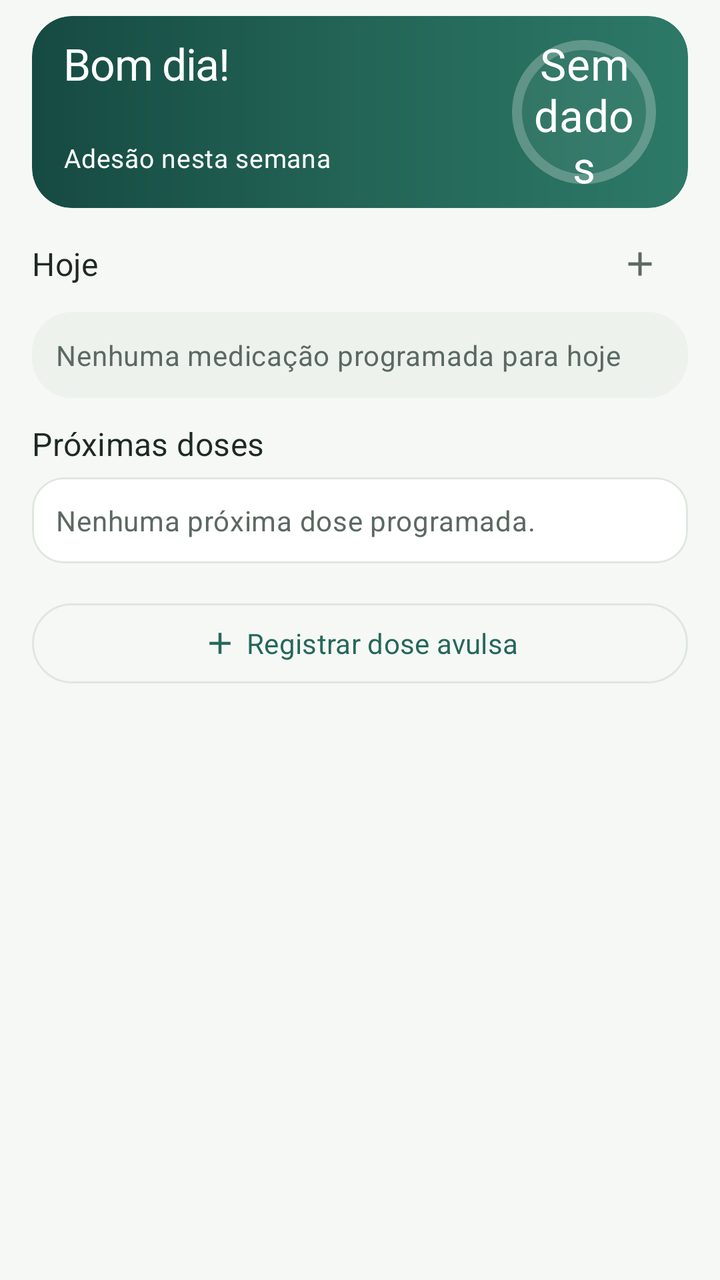
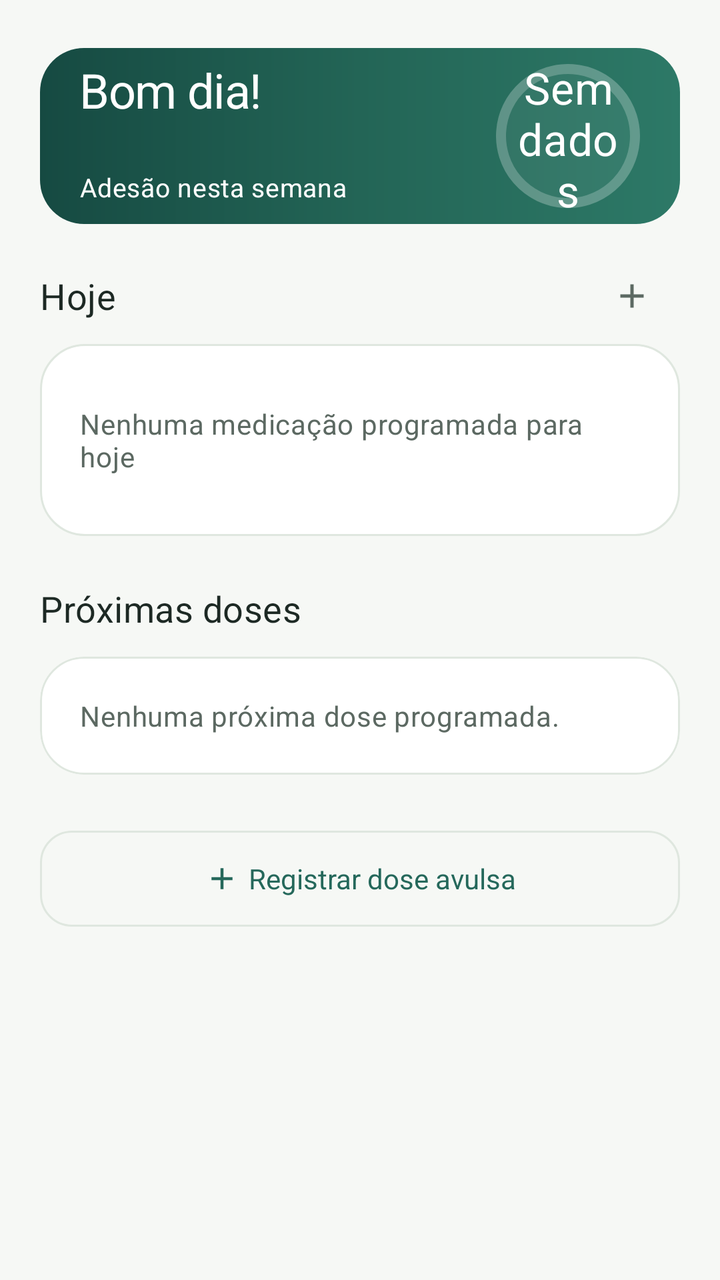

Compare the two renders of this Android layout. The source of the first and the diff that turns it into the second are given below.
<!-- AndroidManifest.xml: application theme Theme.DoseCerta -->
<!-- res/layout/fragment_home.xml -->
<?xml version="1.0" encoding="utf-8"?>
<androidx.core.widget.NestedScrollView xmlns:android="http://schemas.android.com/apk/res/android" xmlns:app="http://schemas.android.com/apk/res-auto"
    android:id="@+id/home_scroll" android:layout_width="match_parent" android:layout_height="match_parent"
    android:background="?android:attr/colorBackground" android:fillViewport="true" android:clipToPadding="false">
    <LinearLayout android:layout_width="match_parent" android:layout_height="wrap_content" android:orientation="vertical"
        android:paddingHorizontal="@dimen/ui_page_padding" android:paddingTop="8dp" android:paddingBottom="16dp">
        <com.google.android.material.card.MaterialCardView android:id="@+id/card_weekly_adherence"
            android:layout_width="match_parent" android:layout_height="wrap_content"
            app:cardCornerRadius="20dp" app:strokeWidth="0dp" app:cardElevation="0dp">
            <androidx.constraintlayout.widget.ConstraintLayout android:id="@+id/hero_content" android:layout_width="match_parent" android:layout_height="wrap_content"
                android:paddingHorizontal="16dp" android:paddingVertical="12dp" android:background="@drawable/gradient_welcome_card">
                <TextView android:id="@+id/text_greeting" android:layout_width="0dp" android:layout_height="wrap_content" android:layout_marginEnd="16dp"
                    android:text="@string/home_greeting_morning" android:textAppearance="@style/TextAppearance.DoseCerta.Headline"
                    android:textSize="22sp" android:textColor="@color/ui_on_hero" android:includeFontPadding="false" android:accessibilityHeading="true"
                    app:layout_constraintStart_toStartOf="parent" app:layout_constraintEnd_toStartOf="@id/adherence_graph" app:layout_constraintTop_toTopOf="parent" />
                <TextView android:id="@+id/text_date" android:layout_width="0dp" android:layout_height="wrap_content" android:layout_marginTop="3dp" android:layout_marginEnd="16dp"
                    android:textAppearance="@style/TextAppearance.DoseCerta.Body" android:textSize="13sp" android:textColor="@color/ui_on_hero_secondary" android:includeFontPadding="false"
                    app:layout_constraintStart_toStartOf="parent" app:layout_constraintEnd_toStartOf="@id/adherence_graph" app:layout_constraintTop_toBottomOf="@id/text_greeting" />
                <TextView android:id="@+id/text_week_adherence" android:layout_width="0dp" android:layout_height="wrap_content" android:layout_marginTop="8dp" android:layout_marginEnd="16dp"
                    android:text="@string/ui_week_adherence" android:textAppearance="@style/TextAppearance.DoseCerta.Body" android:textSize="13sp"
                    android:textColor="@color/ui_on_hero" android:includeFontPadding="false"
                    app:layout_constraintStart_toStartOf="parent" app:layout_constraintEnd_toStartOf="@id/adherence_graph" app:layout_constraintTop_toBottomOf="@id/text_date" />
                <FrameLayout android:id="@+id/adherence_graph" android:layout_width="72dp" android:layout_height="72dp"
                    android:importantForAccessibility="yes" android:background="@drawable/home_adherence_halo"
                    app:layout_constraintEnd_toEndOf="parent" app:layout_constraintTop_toTopOf="parent" app:layout_constraintBottom_toBottomOf="parent">
                    <com.google.android.material.progressindicator.CircularProgressIndicator android:id="@+id/progress_adherence"
                        android:layout_width="match_parent" android:layout_height="match_parent" android:indeterminate="false"
                        android:importantForAccessibility="no" app:indicatorSize="72dp" app:indicatorInset="0dp"
                        app:trackThickness="5dp" app:trackCornerRadius="3dp"
                        app:indicatorColor="@color/ui_hero_indicator" app:trackColor="@color/ui_hero_track" />
                    <TextView android:id="@+id/text_adherence_percentage_card" android:layout_width="match_parent" android:layout_height="wrap_content"
                        android:layout_gravity="center" android:layout_marginHorizontal="8dp" android:gravity="center" android:includeFontPadding="false"
                        android:text="@string/ui_no_data" android:textAppearance="@style/TextAppearance.DoseCerta.Title" android:textSize="22sp"
                        android:textColor="@color/ui_on_hero" android:importantForAccessibility="no" />
                </FrameLayout>
            </androidx.constraintlayout.widget.ConstraintLayout>
        </com.google.android.material.card.MaterialCardView>
        <LinearLayout android:layout_width="match_parent" android:layout_height="wrap_content" android:layout_marginTop="4dp"
            android:orientation="horizontal" android:gravity="center_vertical">
            <TextView android:id="@+id/text_medications_header" android:layout_width="0dp" android:layout_weight="1" android:layout_height="wrap_content"
                android:text="@string/design_today_doses" android:textAppearance="@style/TextAppearance.DoseCerta.Title" android:accessibilityHeading="true" />
            <com.google.android.material.button.MaterialButton android:id="@+id/button_add_medication" style="@style/Widget.DoseCerta.IconButton"
                android:layout_width="48dp" android:layout_height="48dp" app:icon="@drawable/ic_add" android:contentDescription="@string/cd_add_medication" />
        </LinearLayout>
        <androidx.recyclerview.widget.RecyclerView android:id="@+id/recycler_medications" android:layout_width="match_parent" android:layout_height="wrap_content" android:nestedScrollingEnabled="false" />
        <TextView android:id="@+id/text_no_medications" android:layout_width="match_parent" android:layout_height="wrap_content"
            android:background="@drawable/ui_empty_container" android:padding="12dp"
            android:text="@string/home_no_medications" android:textAppearance="@style/TextAppearance.DoseCerta.Body" />
        <TextView android:layout_width="match_parent" android:layout_height="wrap_content" android:layout_marginTop="12dp" android:layout_marginBottom="6dp"
            android:text="@string/ui_next_dates" android:textAppearance="@style/TextAppearance.DoseCerta.Title" android:accessibilityHeading="true" />
        <com.google.android.material.card.MaterialCardView android:layout_width="match_parent" android:layout_height="wrap_content">
            <LinearLayout android:layout_width="match_parent" android:layout_height="wrap_content" android:orientation="vertical">
                <TextView android:id="@+id/text_upcoming" android:layout_width="match_parent" android:layout_height="wrap_content" android:padding="12dp"
                    android:text="@string/ui_upcoming_empty" android:textAppearance="@style/TextAppearance.DoseCerta.Body" />
                <androidx.recyclerview.widget.RecyclerView android:id="@+id/recycler_upcoming" android:layout_width="match_parent" android:layout_height="wrap_content" android:nestedScrollingEnabled="false" />
            </LinearLayout>
        </com.google.android.material.card.MaterialCardView>
        <LinearLayout android:id="@+id/section_as_needed" android:layout_width="match_parent" android:layout_height="wrap_content" android:orientation="vertical" android:visibility="gone">
            <TextView android:layout_width="match_parent" android:layout_height="wrap_content" android:layout_marginTop="12dp" android:layout_marginBottom="6dp"
                android:text="@string/home_as_needed_title" android:textAppearance="@style/TextAppearance.DoseCerta.Title" android:accessibilityHeading="true" />
            <androidx.recyclerview.widget.RecyclerView android:id="@+id/recycler_as_needed" android:layout_width="match_parent" android:layout_height="wrap_content" android:nestedScrollingEnabled="false" />
        </LinearLayout>
        <com.google.android.material.button.MaterialButton android:id="@+id/button_register_extra_dose" style="@style/Widget.DoseCerta.Button.Outlined"
            android:layout_width="match_parent" android:layout_height="wrap_content" android:layout_marginTop="16dp"
            android:text="@string/design_register_extra" app:icon="@drawable/ic_add" app:iconGravity="textStart" />
    </LinearLayout>
</androidx.core.widget.NestedScrollView>
<!-- resources referenced by this layout -->
<resources>
  <dimen name="ui_page_padding">16dp</dimen>
  <!-- drawable ui_empty_container (drawable) -->
  <?xml version="1.0" encoding="utf-8"?>
  <shape xmlns:android="http://schemas.android.com/apk/res/android"><solid android:color="?attr/colorSurfaceContainer" /><corners android:radius="20dp" /></shape>
  <style name="TextAppearance.DoseCerta.Body" parent="TextAppearance.Material3.BodyMedium">
          <item name="android:textColor">?attr/colorOnSurfaceVariant</item>
      </style>
  <style name="TextAppearance.DoseCerta.Headline" parent="TextAppearance.Material3.HeadlineMedium">
          <item name="android:textSize">24sp</item>
          <item name="android:textColor">?attr/colorOnSurface</item>
          <item name="android:fontFamily">sans-serif-medium</item>
          <item name="android:letterSpacing">-0.02</item>
      </style>
  <style name="TextAppearance.DoseCerta.Title" parent="TextAppearance.Material3.TitleMedium">
          <item name="android:textColor">?attr/colorOnSurface</item>
          <item name="android:fontFamily">sans-serif-medium</item>
      </style>
  <style name="Widget.DoseCerta.Button.Outlined" parent="Widget.Material3.Button.OutlinedButton">
          <item name="android:minHeight">48dp</item>
          <item name="cornerRadius">24dp</item>
          <item name="strokeColor">?attr/colorOutlineVariant</item>
      </style>
  <style name="Widget.DoseCerta.Button" parent="Widget.Material3.Button">
          <item name="android:minHeight">48dp</item>
          <item name="android:textAllCaps">false</item>
          <item name="cornerRadius">24dp</item>
      </style>
  <style name="Widget.DoseCerta.CardView" parent="Widget.Material3.CardView.Outlined">
          <item name="cardBackgroundColor">?attr/colorSurface</item>
          <item name="cardCornerRadius">16dp</item>
          <item name="cardElevation">0dp</item>
          <item name="strokeColor">?attr/colorOutlineVariant</item>
          <item name="strokeWidth">1dp</item>
      </style>
  <style name="Widget.DoseCerta.TextInput" parent="Widget.Material3.TextInputLayout.OutlinedBox">
          <item name="boxCornerRadiusTopStart">12dp</item>
          <item name="boxCornerRadiusTopEnd">12dp</item>
          <item name="boxCornerRadiusBottomStart">12dp</item>
          <item name="boxCornerRadiusBottomEnd">12dp</item>
          <item name="boxBackgroundColor">?attr/colorSurface</item>
          <item name="boxStrokeColor">@color/ui_input_stroke</item>
      </style>
  <style name="ShapeAppearance.DoseCerta.SmallComponent" parent="ShapeAppearance.Material3.SmallComponent">
          <item name="cornerSize">12dp</item>
      </style>
  <style name="ShapeAppearance.DoseCerta.MediumComponent" parent="ShapeAppearance.Material3.MediumComponent">
          <item name="cornerSize">16dp</item>
      </style>
  <!-- unchanged entries left out for length: 50 -->
</resources>

<!-- the commit's change to res/layout/fragment_home.xml (unified diff, before → after) -->
@@ -3,21 +3,21 @@
     android:id="@+id/home_scroll" android:layout_width="match_parent" android:layout_height="match_parent"
     android:background="?android:attr/colorBackground" android:fillViewport="true" android:clipToPadding="false">
     <LinearLayout android:layout_width="match_parent" android:layout_height="wrap_content" android:orientation="vertical"
-        android:paddingHorizontal="@dimen/ui_page_padding" android:paddingTop="8dp" android:paddingBottom="16dp">
+        android:paddingHorizontal="@dimen/ui_page_padding" android:paddingTop="@dimen/ui_page_top" android:paddingBottom="@dimen/ui_page_bottom">
         <com.google.android.material.card.MaterialCardView android:id="@+id/card_weekly_adherence"
             android:layout_width="match_parent" android:layout_height="wrap_content"
-            app:cardCornerRadius="20dp" app:strokeWidth="0dp" app:cardElevation="0dp">
+            app:cardCornerRadius="22dp" app:strokeWidth="0dp" app:cardElevation="0dp">
             <androidx.constraintlayout.widget.ConstraintLayout android:id="@+id/hero_content" android:layout_width="match_parent" android:layout_height="wrap_content"
-                android:paddingHorizontal="16dp" android:paddingVertical="12dp" android:background="@drawable/gradient_welcome_card">
+                android:paddingHorizontal="@dimen/ui_content_padding" android:paddingVertical="8dp" android:background="@drawable/gradient_welcome_card">
                 <TextView android:id="@+id/text_greeting" android:layout_width="0dp" android:layout_height="wrap_content" android:layout_marginEnd="16dp"
                     android:text="@string/home_greeting_morning" android:textAppearance="@style/TextAppearance.DoseCerta.Headline"
-                    android:textSize="22sp" android:textColor="@color/ui_on_hero" android:includeFontPadding="false" android:accessibilityHeading="true"
+                    android:textSize="24sp" app:lineHeight="28sp" android:textColor="@color/ui_on_hero" android:includeFontPadding="false" android:accessibilityHeading="true"
                     app:layout_constraintStart_toStartOf="parent" app:layout_constraintEnd_toStartOf="@id/adherence_graph" app:layout_constraintTop_toTopOf="parent" />
                 <TextView android:id="@+id/text_date" android:layout_width="0dp" android:layout_height="wrap_content" android:layout_marginTop="3dp" android:layout_marginEnd="16dp"
-                    android:textAppearance="@style/TextAppearance.DoseCerta.Body" android:textSize="13sp" android:textColor="@color/ui_on_hero_secondary" android:includeFontPadding="false"
+                    android:textAppearance="@style/TextAppearance.DoseCerta.Body" android:textSize="13sp" app:lineHeight="16sp" android:textColor="@color/ui_on_hero_secondary" android:includeFontPadding="false"
                     app:layout_constraintStart_toStartOf="parent" app:layout_constraintEnd_toStartOf="@id/adherence_graph" app:layout_constraintTop_toBottomOf="@id/text_greeting" />
                 <TextView android:id="@+id/text_week_adherence" android:layout_width="0dp" android:layout_height="wrap_content" android:layout_marginTop="8dp" android:layout_marginEnd="16dp"
-                    android:text="@string/ui_week_adherence" android:textAppearance="@style/TextAppearance.DoseCerta.Body" android:textSize="13sp"
+                    android:text="@string/ui_week_adherence" android:textAppearance="@style/TextAppearance.DoseCerta.Body" android:textSize="13sp" app:lineHeight="16sp"
                     android:textColor="@color/ui_on_hero" android:includeFontPadding="false"
                     app:layout_constraintStart_toStartOf="parent" app:layout_constraintEnd_toStartOf="@id/adherence_graph" app:layout_constraintTop_toBottomOf="@id/text_date" />
                 <FrameLayout android:id="@+id/adherence_graph" android:layout_width="72dp" android:layout_height="72dp"
@@ -35,33 +35,33 @@
                 </FrameLayout>
             </androidx.constraintlayout.widget.ConstraintLayout>
         </com.google.android.material.card.MaterialCardView>
-        <LinearLayout android:layout_width="match_parent" android:layout_height="wrap_content" android:layout_marginTop="4dp"
+        <LinearLayout android:layout_width="match_parent" android:layout_height="wrap_content" android:layout_marginTop="@dimen/ui_card_gap"
             android:orientation="horizontal" android:gravity="center_vertical">
             <TextView android:id="@+id/text_medications_header" android:layout_width="0dp" android:layout_weight="1" android:layout_height="wrap_content"
-                android:text="@string/design_today_doses" android:textAppearance="@style/TextAppearance.DoseCerta.Title" android:accessibilityHeading="true" />
+                android:text="@string/design_today_doses" android:textAppearance="@style/TextAppearance.DoseCerta.Section" android:accessibilityHeading="true" />
             <com.google.android.material.button.MaterialButton android:id="@+id/button_add_medication" style="@style/Widget.DoseCerta.IconButton"
                 android:layout_width="48dp" android:layout_height="48dp" app:icon="@drawable/ic_add" android:contentDescription="@string/cd_add_medication" />
         </LinearLayout>
         <androidx.recyclerview.widget.RecyclerView android:id="@+id/recycler_medications" android:layout_width="match_parent" android:layout_height="wrap_content" android:nestedScrollingEnabled="false" />
         <TextView android:id="@+id/text_no_medications" android:layout_width="match_parent" android:layout_height="wrap_content"
-            android:background="@drawable/ui_empty_container" android:padding="12dp"
+            android:background="@drawable/content_empty_background" android:padding="@dimen/ui_content_padding" android:minHeight="96dp" android:gravity="center_vertical"
             android:text="@string/home_no_medications" android:textAppearance="@style/TextAppearance.DoseCerta.Body" />
-        <TextView android:layout_width="match_parent" android:layout_height="wrap_content" android:layout_marginTop="12dp" android:layout_marginBottom="6dp"
-            android:text="@string/ui_next_dates" android:textAppearance="@style/TextAppearance.DoseCerta.Title" android:accessibilityHeading="true" />
+        <TextView android:layout_width="match_parent" android:layout_height="wrap_content" android:layout_marginTop="@dimen/ui_section_gap" android:layout_marginBottom="@dimen/ui_card_gap"
+            android:text="@string/ui_next_dates" android:textAppearance="@style/TextAppearance.DoseCerta.Section" android:accessibilityHeading="true" />
         <com.google.android.material.card.MaterialCardView android:layout_width="match_parent" android:layout_height="wrap_content">
             <LinearLayout android:layout_width="match_parent" android:layout_height="wrap_content" android:orientation="vertical">
-                <TextView android:id="@+id/text_upcoming" android:layout_width="match_parent" android:layout_height="wrap_content" android:padding="12dp"
+                <TextView android:id="@+id/text_upcoming" android:layout_width="match_parent" android:layout_height="wrap_content" android:padding="@dimen/ui_content_padding"
                     android:text="@string/ui_upcoming_empty" android:textAppearance="@style/TextAppearance.DoseCerta.Body" />
                 <androidx.recyclerview.widget.RecyclerView android:id="@+id/recycler_upcoming" android:layout_width="match_parent" android:layout_height="wrap_content" android:nestedScrollingEnabled="false" />
             </LinearLayout>
         </com.google.android.material.card.MaterialCardView>
         <LinearLayout android:id="@+id/section_as_needed" android:layout_width="match_parent" android:layout_height="wrap_content" android:orientation="vertical" android:visibility="gone">
-            <TextView android:layout_width="match_parent" android:layout_height="wrap_content" android:layout_marginTop="12dp" android:layout_marginBottom="6dp"
-                android:text="@string/home_as_needed_title" android:textAppearance="@style/TextAppearance.DoseCerta.Title" android:accessibilityHeading="true" />
+            <TextView android:layout_width="match_parent" android:layout_height="wrap_content" android:layout_marginTop="@dimen/ui_section_gap" android:layout_marginBottom="@dimen/ui_card_gap"
+                android:text="@string/home_as_needed_title" android:textAppearance="@style/TextAppearance.DoseCerta.Section" android:accessibilityHeading="true" />
             <androidx.recyclerview.widget.RecyclerView android:id="@+id/recycler_as_needed" android:layout_width="match_parent" android:layout_height="wrap_content" android:nestedScrollingEnabled="false" />
         </LinearLayout>
         <com.google.android.material.button.MaterialButton android:id="@+id/button_register_extra_dose" style="@style/Widget.DoseCerta.Button.Outlined"
-            android:layout_width="match_parent" android:layout_height="wrap_content" android:layout_marginTop="16dp"
+            android:layout_width="match_parent" android:layout_height="wrap_content" android:layout_marginTop="@dimen/ui_section_gap" android:minHeight="56dp"
             android:text="@string/design_register_extra" app:icon="@drawable/ic_add" app:iconGravity="textStart" />
     </LinearLayout>
 </androidx.core.widget.NestedScrollView>
<!-- resource entries referenced after the edit -->
@@ -1,53 +1,83 @@
 <!-- resources referenced by this layout -->
 <resources>
-  <dimen name="ui_page_padding">16dp</dimen>
-  <!-- drawable ui_empty_container (drawable) -->
+  <dimen name="ui_card_gap">12dp</dimen>
+  <dimen name="ui_content_padding">20dp</dimen>
+  <dimen name="ui_page_bottom">28dp</dimen>
+  <dimen name="ui_page_padding">20dp</dimen>
+  <dimen name="ui_page_top">24dp</dimen>
+  <dimen name="ui_section_gap">24dp</dimen>
+  <!-- drawable content_empty_background (drawable) -->
   <?xml version="1.0" encoding="utf-8"?>
-  <shape xmlns:android="http://schemas.android.com/apk/res/android"><solid android:color="?attr/colorSurfaceContainer" /><corners android:radius="20dp" /></shape>
+  <shape xmlns:android="http://schemas.android.com/apk/res/android">
+      <solid android:color="?attr/colorSurface" />
+      <stroke android:width="1dp" android:color="?attr/colorOutlineVariant" />
+      <corners android:radius="22dp" />
+  </shape>
   <style name="TextAppearance.DoseCerta.Body" parent="TextAppearance.Material3.BodyMedium">
           <item name="android:textColor">?attr/colorOnSurfaceVariant</item>
+          <item name="android:textSize">14sp</item>
+          <item name="android:lineSpacingExtra">3dp</item>
       </style>
   <style name="TextAppearance.DoseCerta.Headline" parent="TextAppearance.Material3.HeadlineMedium">
-          <item name="android:textSize">24sp</item>
+          <item name="android:textSize">28sp</item>
           <item name="android:textColor">?attr/colorOnSurface</item>
           <item name="android:fontFamily">sans-serif-medium</item>
           <item name="android:letterSpacing">-0.02</item>
+          <item name="android:includeFontPadding">false</item>
+      </style>
+  <style name="TextAppearance.DoseCerta.Section" parent="TextAppearance.Material3.TitleMedium">
+          <item name="android:textSize">18sp</item>
+          <item name="android:textColor">?attr/colorOnSurface</item>
+          <item name="android:fontFamily">sans-serif-medium</item>
       </style>
   <style name="TextAppearance.DoseCerta.Title" parent="TextAppearance.Material3.TitleMedium">
+          <item name="android:textSize">16sp</item>
           <item name="android:textColor">?attr/colorOnSurface</item>
           <item name="android:fontFamily">sans-serif-medium</item>
       </style>
   <style name="Widget.DoseCerta.Button.Outlined" parent="Widget.Material3.Button.OutlinedButton">
           <item name="android:minHeight">48dp</item>
-          <item name="cornerRadius">24dp</item>
+          <item name="cornerRadius">@dimen/button_corner_radius</item>
+          <item name="android:textAppearance">@style/TextAppearance.DoseCerta.Action</item>
+          <item name="android:textAllCaps">false</item>
           <item name="strokeColor">?attr/colorOutlineVariant</item>
+      </style>
+  <dimen name="button_corner_radius">16dp</dimen>
+  <style name="TextAppearance.DoseCerta.Action" parent="TextAppearance.Material3.LabelLarge">
+          <item name="android:fontFamily">sans-serif-medium</item>
+          <item name="android:textSize">14sp</item>
+          <item name="android:letterSpacing">0</item>
       </style>
   <style name="Widget.DoseCerta.Button" parent="Widget.Material3.Button">
           <item name="android:minHeight">48dp</item>
           <item name="android:textAllCaps">false</item>
-          <item name="cornerRadius">24dp</item>
+          <item name="cornerRadius">@dimen/button_corner_radius</item>
+          <item name="android:textAppearance">@style/TextAppearance.DoseCerta.Action</item>
+          <item name="android:paddingTop">12dp</item>
+          <item name="android:paddingBottom">12dp</item>
       </style>
   <style name="Widget.DoseCerta.CardView" parent="Widget.Material3.CardView.Outlined">
           <item name="cardBackgroundColor">?attr/colorSurface</item>
-          <item name="cardCornerRadius">16dp</item>
+          <item name="cardCornerRadius">@dimen/card_corner_radius</item>
           <item name="cardElevation">0dp</item>
           <item name="strokeColor">?attr/colorOutlineVariant</item>
           <item name="strokeWidth">1dp</item>
       </style>
   <style name="Widget.DoseCerta.TextInput" parent="Widget.Material3.TextInputLayout.OutlinedBox">
-          <item name="boxCornerRadiusTopStart">12dp</item>
-          <item name="boxCornerRadiusTopEnd">12dp</item>
-          <item name="boxCornerRadiusBottomStart">12dp</item>
-          <item name="boxCornerRadiusBottomEnd">12dp</item>
+          <item name="boxCornerRadiusTopStart">16dp</item>
+          <item name="boxCornerRadiusTopEnd">16dp</item>
+          <item name="boxCornerRadiusBottomStart">16dp</item>
+          <item name="boxCornerRadiusBottomEnd">16dp</item>
           <item name="boxBackgroundColor">?attr/colorSurface</item>
           <item name="boxStrokeColor">@color/ui_input_stroke</item>
       </style>
   <style name="ShapeAppearance.DoseCerta.SmallComponent" parent="ShapeAppearance.Material3.SmallComponent">
-          <item name="cornerSize">12dp</item>
+          <item name="cornerSize">16dp</item>
       </style>
   <style name="ShapeAppearance.DoseCerta.MediumComponent" parent="ShapeAppearance.Material3.MediumComponent">
-          <item name="cornerSize">16dp</item>
+          <item name="cornerSize">@dimen/card_corner_radius</item>
       </style>
+  <dimen name="card_corner_radius">22dp</dimen>
   <!-- unchanged entries left out for length: 50 -->
 </resources>
 
